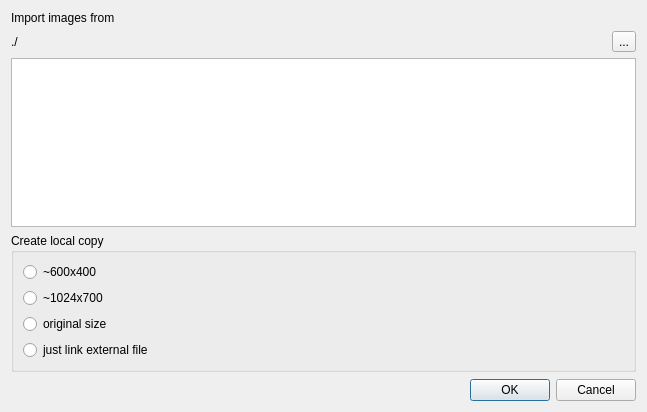
Before: the Qt Designer form src/IDlgImportImages.ui in ntruchsess/QLandkarteGT, drawn with Qt 5.
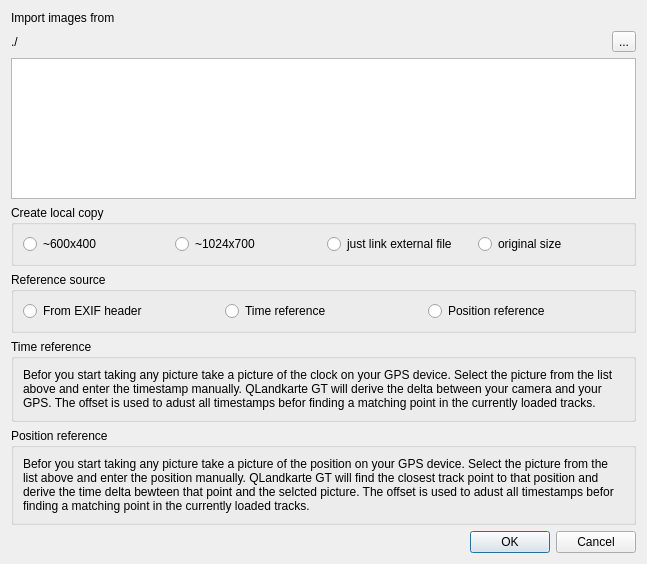
After: the same form once the commit is applied. Icons and pictures are not drawn.

Diff of the .ui file:
```diff
--- a/src/IDlgImportImages.ui
+++ b/src/IDlgImportImages.ui
@@ -7,7 +7,7 @@
     <x>0</x>
     <y>0</y>
     <width>647</width>
-    <height>412</height>
+    <height>564</height>
    </rect>
   </property>
   <property name="windowTitle">
@@ -51,7 +51,7 @@
      <property name="title">
       <string>Create local copy</string>
      </property>
-     <layout class="QVBoxLayout" name="verticalLayout">
+     <layout class="QHBoxLayout" name="horizontalLayout_3">
       <item>
        <widget class="QRadioButton" name="radioCopySmall">
         <property name="text">
@@ -66,17 +66,85 @@
         </property>
        </widget>
       </item>
-      <item>
-       <widget class="QRadioButton" name="radioCopyOriginal">
-        <property name="text">
-         <string>original size</string>
-        </property>
-       </widget>
-      </item>
       <item>
        <widget class="QRadioButton" name="radioCopyLink">
         <property name="text">
          <string>just link external file</string>
+        </property>
+       </widget>
+      </item>
+      <item>
+       <widget class="QRadioButton" name="radioCopyOriginal">
+        <property name="text">
+         <string>original size</string>
+        </property>
+       </widget>
+      </item>
+     </layout>
+    </widget>
+   </item>
+   <item>
+    <widget class="QGroupBox" name="groupBox_2">
+     <property name="title">
+      <string>Reference source</string>
+     </property>
+     <layout class="QHBoxLayout" name="horizontalLayout_2">
+      <item>
+       <widget class="QRadioButton" name="radioRefExif">
+        <property name="text">
+         <string>From EXIF header</string>
+        </property>
+       </widget>
+      </item>
+      <item>
+       <widget class="QRadioButton" name="radioRefTime">
+        <property name="text">
+         <string>Time reference</string>
+        </property>
+       </widget>
+      </item>
+      <item>
+       <widget class="QRadioButton" name="radioRefPosition">
+        <property name="text">
+         <string>Position reference</string>
+        </property>
+       </widget>
+      </item>
+     </layout>
+    </widget>
+   </item>
+   <item>
+    <widget class="QGroupBox" name="groupRefTime">
+     <property name="title">
+      <string>Time reference</string>
+     </property>
+     <layout class="QVBoxLayout" name="verticalLayout">
+      <item>
+       <widget class="QLabel" name="label_2">
+        <property name="text">
+         <string>Befor you start taking any picture take a picture of the clock on your GPS device. Select the picture from the list above and enter the timestamp manually. QLandkarte GT will derive the delta between your camera and your GPS. The offset is used to adust all timestamps befor finding a matching point in the currently loaded tracks.</string>
+        </property>
+        <property name="wordWrap">
+         <bool>true</bool>
+        </property>
+       </widget>
+      </item>
+     </layout>
+    </widget>
+   </item>
+   <item>
+    <widget class="QGroupBox" name="groupRefPosition">
+     <property name="title">
+      <string>Position reference</string>
+     </property>
+     <layout class="QVBoxLayout" name="verticalLayout_3">
+      <item>
+       <widget class="QLabel" name="label_3">
+        <property name="text">
+         <string>Befor you start taking any picture take a picture of the position on your GPS device. Select the picture from the list above and enter the position manually. QLandkarte GT will find the closest track point to that position and derive the time delta bewteen that point and the selcted picture. The offset is used to adust all timestamps befor finding a matching point in the currently loaded tracks.</string>
+        </property>
+        <property name="wordWrap">
+         <bool>true</bool>
         </property>
        </widget>
       </item>
```
